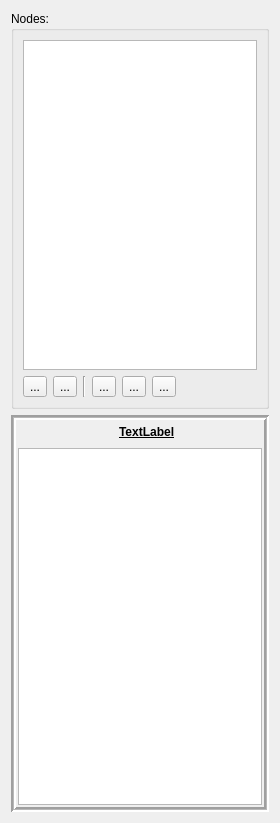
This is Editor/src/Items/Entity/EntityWidget.ui in GameOverture/HarmonyEngine as Qt 5 draws it before an edit. The edited form follows.
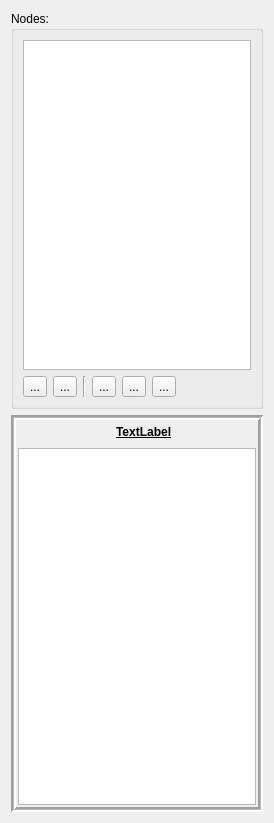
This is the edited form. Icons and pictures are not drawn.

What changed in the file:
```diff
--- a/Editor/src/Items/Entity/EntityWidget.ui
+++ b/Editor/src/Items/Entity/EntityWidget.ui
@@ -6,7 +6,7 @@
    <rect>
     <x>0</x>
     <y>0</y>
-    <width>280</width>
+    <width>274</width>
     <height>823</height>
    </rect>
   </property>
```
Left out of the diff: 15 changed lines with no effect on the pictures.
